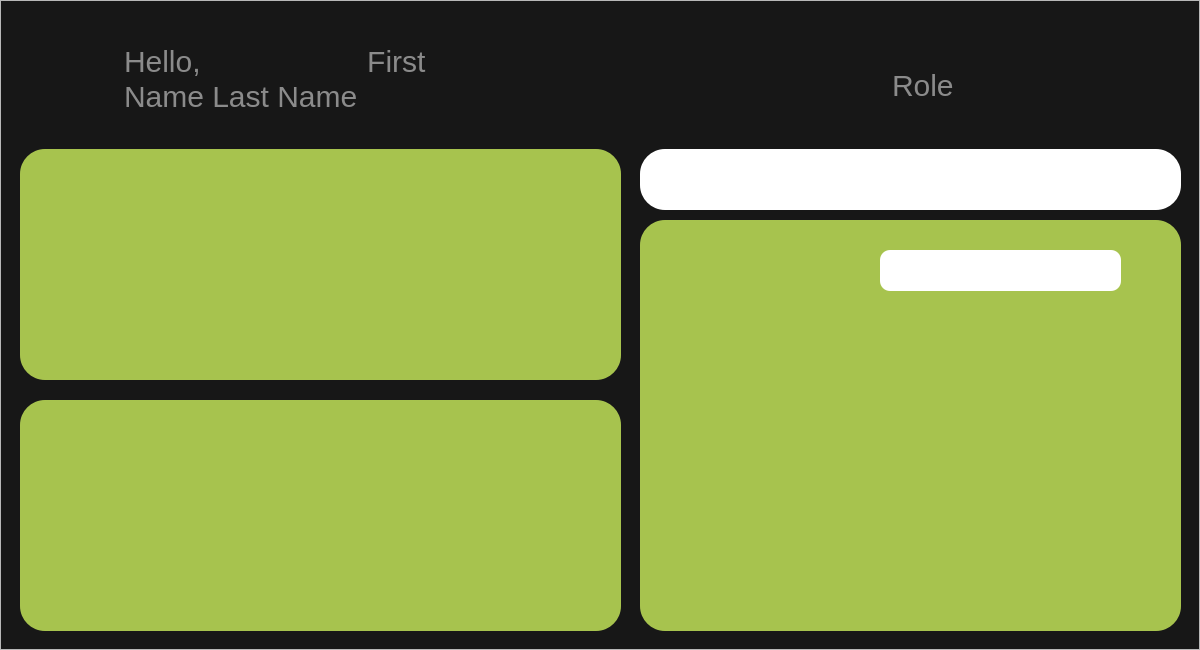
Rzouga01/Qt-Project, file Ripple/client.ui: the form before one commit.
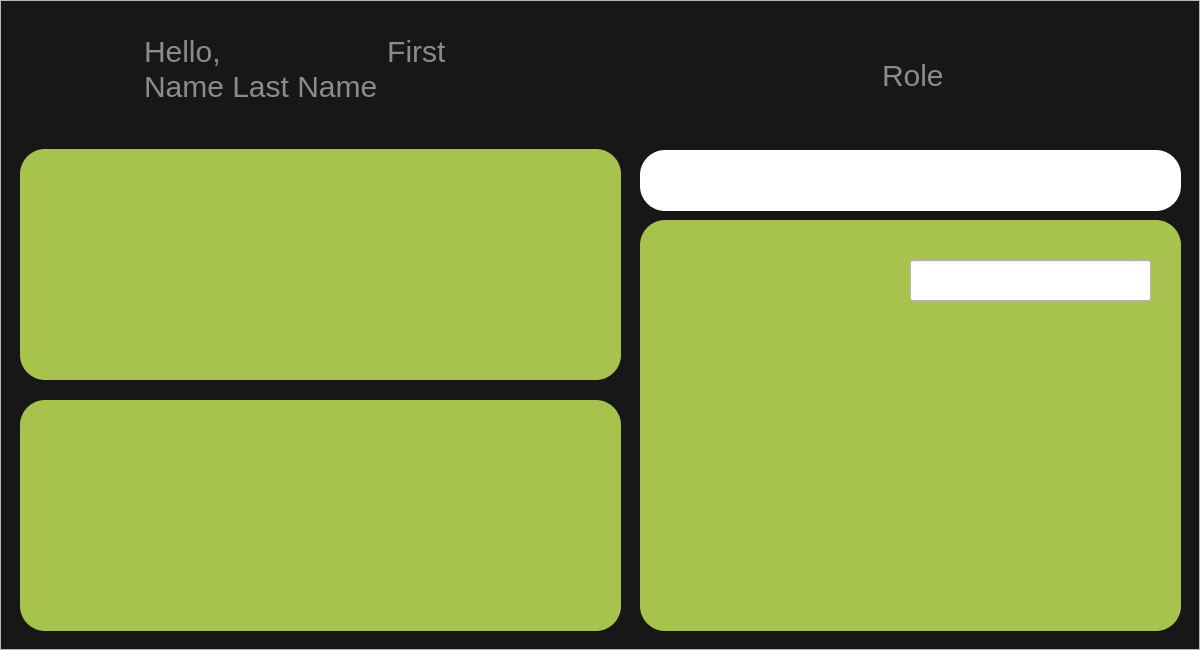
The form after the commit. Icons and pictures are not drawn.

Patch:
```diff
--- a/Ripple/client.ui
+++ b/Ripple/client.ui
@@ -38,15 +38,11 @@
 }
 
 
-#readBox{
-border:none;
-background-color:#A7C34E;
-border-radius:25px;
 
-}
 
-#searchBar{
-background-color:white;
+
+#stackedWidget{
+background-color:#171717;
 
 }
 </string>
@@ -61,19 +57,33 @@
     </rect>
    </property>
    <property name="styleSheet">
-    <string notr="true">#featureBar{
+    <string notr="true">#featureBarClient,#featureBarEmployee{
 background-color:white;
 border-radius:25px;
 }
-#addFeature{
+#addFeatureClient,#addFeatureEmployee{
 background-color:#A7C34E;
 border-radius:25px;
 }
 
-#stats{
+#statsClient,#statsEmployee{
 background-color:#A7C34E;
 border-radius:25px;
-}</string>
+}
+
+#readBoxClient,#readBoxEmployee{
+border:none;
+background-color:#A7C34E;
+border-radius:25px;
+
+}
+
+#searchBarClient,#searchBarEmployee{
+background-color:white;
+
+}
+
+</string>
    </property>
    <property name="frameShape">
     <enum>QFrame::StyledPanel</enum>
@@ -81,11 +91,30 @@
    <property name="frameShadow">
     <enum>QFrame::Raised</enum>
    </property>
+   <widget class="QLineEdit" name="role">
+    <property name="geometry">
+     <rect>
+      <x>880</x>
+      <y>30</y>
+      <width>281</width>
+      <height>91</height>
+     </rect>
+    </property>
+    <property name="cursor">
+     <cursorShape>ArrowCursor</cursorShape>
+    </property>
+    <property name="readOnly">
+     <bool>true</bool>
+    </property>
+    <property name="placeholderText">
+     <string>Role</string>
+    </property>
+   </widget>
    <widget class="QLabel" name="logo">
     <property name="geometry">
      <rect>
-      <x>10</x>
-      <y>30</y>
+      <x>20</x>
+      <y>20</y>
       <width>111</width>
       <height>101</height>
      </rect>
@@ -100,30 +129,11 @@
      <bool>true</bool>
     </property>
    </widget>
-   <widget class="QLineEdit" name="role">
-    <property name="geometry">
-     <rect>
-      <x>890</x>
-      <y>40</y>
-      <width>281</width>
-      <height>91</height>
-     </rect>
-    </property>
-    <property name="cursor">
-     <cursorShape>ArrowCursor</cursorShape>
-    </property>
-    <property name="readOnly">
-     <bool>true</bool>
-    </property>
-    <property name="placeholderText">
-     <string>Role</string>
-    </property>
-   </widget>
    <widget class="QTextEdit" name="helloBar">
     <property name="geometry">
      <rect>
-      <x>120</x>
-      <y>40</y>
+      <x>140</x>
+      <y>30</y>
       <width>311</width>
       <height>91</height>
      </rect>
@@ -135,7 +145,39 @@
      <string>Hello,                    First Name Last Name</string>
     </property>
    </widget>
-   <widget class="QListWidget" name="readBox">
+   <widget class="QFrame" name="addFeatureEmployee">
+    <property name="geometry">
+     <rect>
+      <x>20</x>
+      <y>149</y>
+      <width>601</width>
+      <height>231</height>
+     </rect>
+    </property>
+    <property name="frameShape">
+     <enum>QFrame::StyledPanel</enum>
+    </property>
+    <property name="frameShadow">
+     <enum>QFrame::Raised</enum>
+    </property>
+   </widget>
+   <widget class="QFrame" name="statsEmployee">
+    <property name="geometry">
+     <rect>
+      <x>20</x>
+      <y>400</y>
+      <width>601</width>
+      <height>231</height>
+     </rect>
+    </property>
+    <property name="frameShape">
+     <enum>QFrame::StyledPanel</enum>
+    </property>
+    <property name="frameShadow">
+     <enum>QFrame::Raised</enum>
+    </property>
+   </widget>
+   <widget class="QListWidget" name="readBoxEmployee">
     <property name="geometry">
      <rect>
       <x>640</x>
@@ -145,11 +187,30 @@
      </rect>
     </property>
    </widget>
-   <widget class="QLineEdit" name="searchBar">
+   <widget class="QFrame" name="featureBarEmployee">
     <property name="geometry">
      <rect>
-      <x>880</x>
-      <y>250</y>
+      <x>640</x>
+      <y>150</y>
+      <width>541</width>
+      <height>61</height>
+     </rect>
+    </property>
+    <property name="styleSheet">
+     <string notr="true"/>
+    </property>
+    <property name="frameShape">
+     <enum>QFrame::StyledPanel</enum>
+    </property>
+    <property name="frameShadow">
+     <enum>QFrame::Raised</enum>
+    </property>
+   </widget>
+   <widget class="QLineEdit" name="searchBarEmployee">
+    <property name="geometry">
+     <rect>
+      <x>910</x>
+      <y>260</y>
       <width>241</width>
       <height>41</height>
      </rect>
@@ -163,57 +224,6 @@
      <bool>true</bool>
     </property>
    </widget>
-   <widget class="QFrame" name="featureBar">
-    <property name="geometry">
-     <rect>
-      <x>640</x>
-      <y>149</y>
-      <width>541</width>
-      <height>61</height>
-     </rect>
-    </property>
-    <property name="styleSheet">
-     <string notr="true"/>
-    </property>
-    <property name="frameShape">
-     <enum>QFrame::StyledPanel</enum>
-    </property>
-    <property name="frameShadow">
-     <enum>QFrame::Raised</enum>
-    </property>
-   </widget>
-   <widget class="QFrame" name="stats">
-    <property name="geometry">
-     <rect>
-      <x>20</x>
-      <y>400</y>
-      <width>601</width>
-      <height>231</height>
-     </rect>
-    </property>
-    <property name="frameShape">
-     <enum>QFrame::StyledPanel</enum>
-    </property>
-    <property name="frameShadow">
-     <enum>QFrame::Raised</enum>
-    </property>
-   </widget>
-   <widget class="QFrame" name="addFeature">
-    <property name="geometry">
-     <rect>
-      <x>20</x>
-      <y>149</y>
-      <width>601</width>
-      <height>231</height>
-     </rect>
-    </property>
-    <property name="frameShape">
-     <enum>QFrame::StyledPanel</enum>
-    </property>
-    <property name="frameShadow">
-     <enum>QFrame::Raised</enum>
-    </property>
-   </widget>
   </widget>
  </widget>
  <resources/>
```
